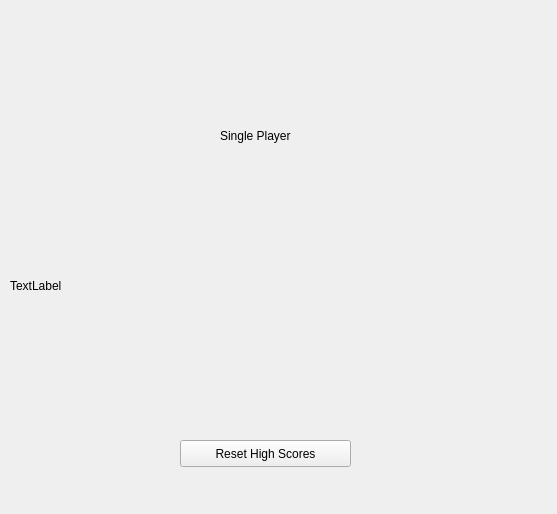
Qt form CPS111BrickBreaker/highscorewindow.ui (ductapeofdoom/cps111brickbreaker) before a commit.
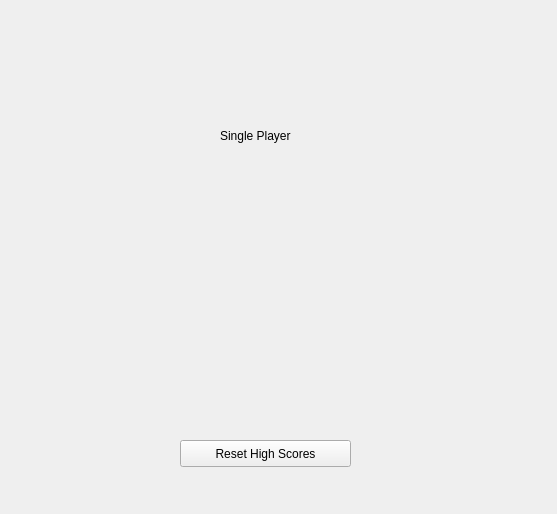
The same form after that commit. Icons and pictures are not drawn.

Patch:
```diff
--- a/CPS111BrickBreaker/highscorewindow.ui
+++ b/CPS111BrickBreaker/highscorewindow.ui
@@ -65,7 +65,7 @@
     </rect>
    </property>
    <property name="text">
-    <string>TextLabel</string>
+    <string/>
    </property>
   </widget>
  </widget>
```
